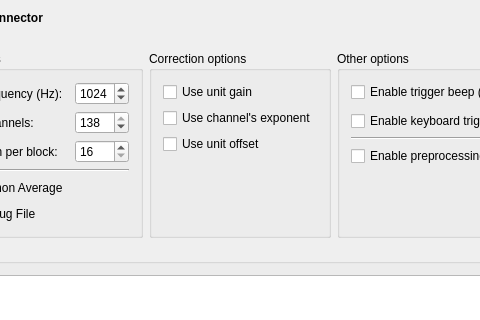
Qt form applications/mne_x/plugins/eegosports/FormFiles/eegosportssetup.ui (mne-tools/mne-cpp) before a commit; both pictures show x 102 to 582 and y 0 to 320 of the 713 by 645 pixel window.
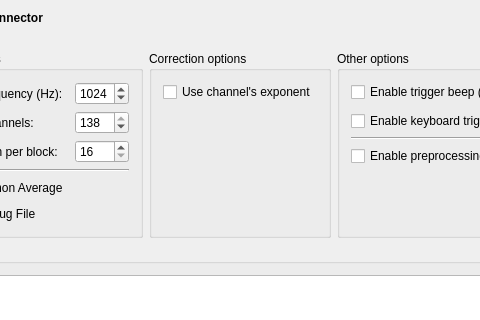
The same form after that commit.

The edit to the form file:
```diff
--- a/applications/mne_x/plugins/eegosports/FormFiles/eegosportssetup.ui
+++ b/applications/mne_x/plugins/eegosports/FormFiles/eegosportssetup.ui
@@ -255,27 +255,16 @@
         <string>Correction options</string>
        </property>
        <layout class="QFormLayout" name="formLayout">
+        <property name="fieldGrowthPolicy">
+         <enum>QFormLayout::AllNonFixedFieldsGrow</enum>
+        </property>
         <item row="0" column="0">
-         <widget class="QCheckBox" name="m_checkBox_UseUnitGain">
-          <property name="text">
-           <string>Use unit gain</string>
-          </property>
-         </widget>
-        </item>
-        <item row="1" column="0">
          <widget class="QCheckBox" name="m_checkBox_UseChExponent">
           <property name="text">
            <string>Use channel's exponent</string>
           </property>
          </widget>
         </item>
-        <item row="2" column="0">
-         <widget class="QCheckBox" name="m_checkBox_UseUnitOffset">
-          <property name="text">
-           <string>Use unit offset</string>
-          </property>
-         </widget>
-        </item>
        </layout>
       </widget>
      </item>
```
